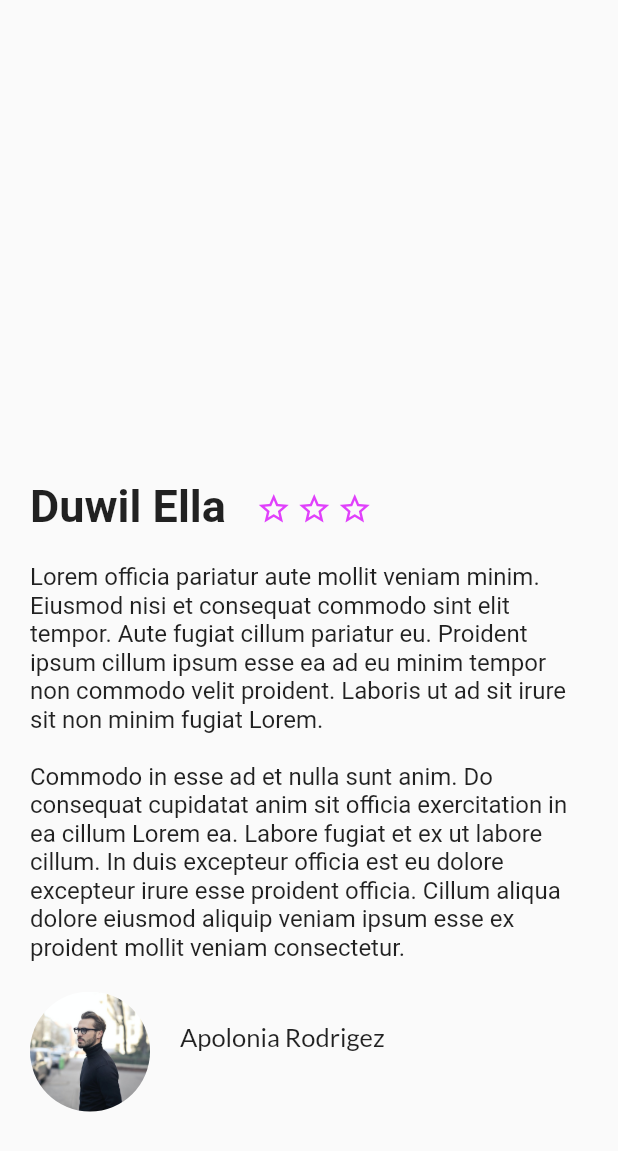
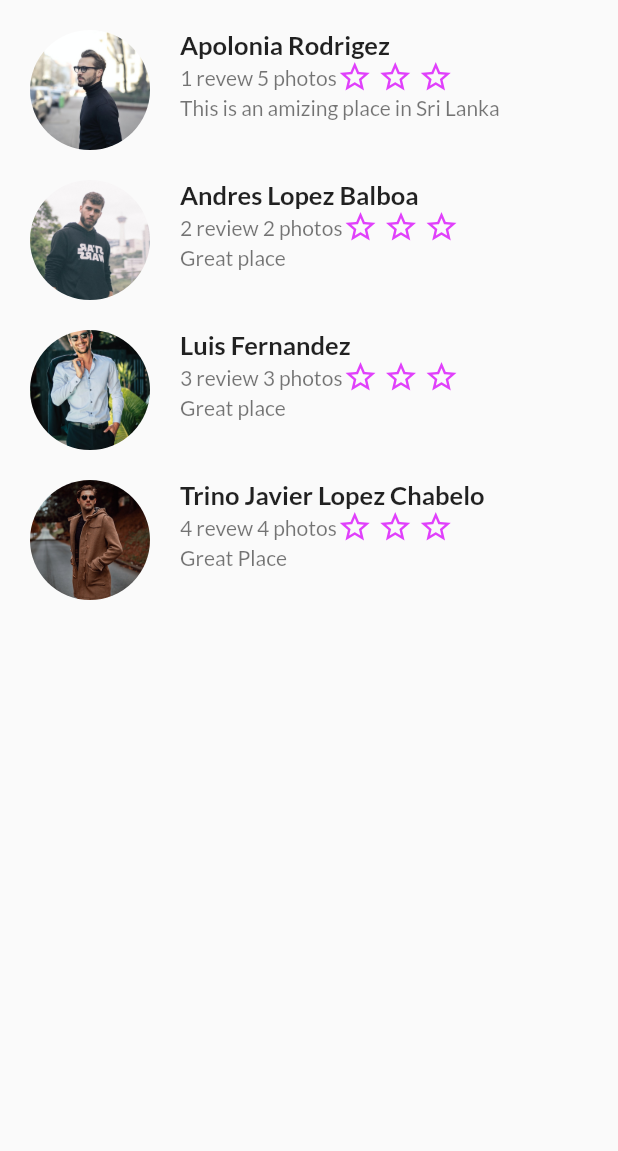
Before and after one commit to HectorAgHe/TravelAplication, a Flutter app: the screen it shows after launch, on a phone screen of 412 x 824 dp. Shown: the top 1151 px of the screen. Run offline on Flutter 3.47's test engine with Material 2 defaults, Android fonts, the phone set to English and light mode, and no system bars; our stand-ins replace google_fonts; Roboto replaces fonts that are missing (Almendra).

Commit message:
Añadiendo infoUsuarios en un ReviewList

```diff
--- a/lib/main.dart
+++ b/lib/main.dart
@@ -1,5 +1,6 @@
 import 'package:flutter/material.dart';
 import 'package:travel_app/screens/description_place_screen.dart';
+import 'package:travel_app/screens/review_list.dart';
 
 void main() {
   runApp(const MainApp());
@@ -17,11 +18,13 @@ class MainApp extends StatelessWidget {
     return MaterialApp(
       debugShowCheckedModeBanner: false,
       home: Scaffold(
-        body: DescriptionPlaceScreen(
-          descriptionPlace: descriptionText,
-          namePlace: namePlace,
-          stars: 5,
-        ),
+        // body: DescriptionPlaceScreen(
+        //   descriptionPlace: descriptionText,
+        //   namePlace: namePlace,
+        //   stars: 5,
+        // ),
+
+        body: const ReviewList(),
       ),
     );
   }
--- a/lib/screens/description_place_screen.dart
+++ b/lib/screens/description_place_screen.dart
@@ -67,7 +67,6 @@ class DescriptionPlaceScreen extends StatelessWidget {
       children: [
         titleAndStars,
         description,
-        const Review(),
       ],
     );
   }
--- a/lib/screens/review.dart
+++ b/lib/screens/review.dart
@@ -2,15 +2,32 @@ import 'package:flutter/material.dart';
 import 'package:google_fonts/google_fonts.dart';
 
 class Review extends StatelessWidget {
-  final String pathImage = 'assets/img/profile1.jpg';
-  final String user = 'Apolonia Rodrigez';
-  final String details = '1 revew 5 photos';
-  final String commet = 'This is an amizing place in Sri Lanka';
+  final String pathImage;
+  final String user;
+  final String details;
+  final String comments;
 
-  const Review({super.key});
+  const Review(
+      {super.key,
+      required this.pathImage,
+      required this.user,
+      required this.details,
+      required this.comments});
 
   @override
   Widget build(BuildContext context) {
+    // Widgetpara dibujar una estrella con relleno
+    final star = Container(
+      margin: const EdgeInsets.only(
+        right: 3.0,
+      ),
+      child: const Icon(
+        Icons.star_border,
+        color: Colors.purpleAccent,
+      ),
+    );
+
+    //widget para la imagen del usuario
     final profilePic = Container(
       margin: const EdgeInsets.only(
         top: 20.0,
@@ -26,6 +43,8 @@ class Review extends StatelessWidget {
         ),
       ),
     );
+
+    // widget para el nombre del usuario
     final userName = Container(
       margin: const EdgeInsets.only(
         left: 20.0,
@@ -33,13 +52,53 @@ class Review extends StatelessWidget {
       child: Text(
         user,
         textAlign: TextAlign.left,
-        style: GoogleFonts.lato(fontSize: 17.0),
+        style: GoogleFonts.lato(
+          fontSize: 17.0,
+          fontWeight: FontWeight.bold,
+        ),
       ),
+    );
+
+    // Widget para la informacion del usuario
+    final userInfo = Container(
+      margin: const EdgeInsets.only(
+        left: 20.0,
+      ),
+      child: Text(
+        details,
+        textAlign: TextAlign.left,
+        style: GoogleFonts.lato(fontSize: 14.0, color: Colors.black54),
+      ),
+    );
+
+    // Widget para los comentarios del usuario
+    final usercomment = Container(
+      margin: const EdgeInsets.only(
+        left: 20.0,
+      ),
+      child: Text(
+        comments,
+        textAlign: TextAlign.left,
+        style: GoogleFonts.lato(fontSize: 14.0, color: Colors.black54),
+      ),
+    );
+
+    // Wiget para mostrar userName, userInfo, userComments
+
+    final userDetails = Column(
+      crossAxisAlignment: CrossAxisAlignment.start,
+      children: [
+        userName,
+        Row(
+          children: [userInfo, star, star, star],
+        ),
+        usercomment,
+      ],
     );
     return Row(
       children: [
         profilePic,
-        userName,
+        userDetails,
       ],
     );
   }
--- /dev/null
+++ b/lib/screens/review_list.dart
@@ -0,0 +1,35 @@
+import 'package:flutter/material.dart';
+import 'package:travel_app/screens/review.dart';
+
+class ReviewList extends StatelessWidget {
+  const ReviewList({super.key});
+
+  @override
+  Widget build(BuildContext context) {
+    return const Column(
+      crossAxisAlignment: CrossAxisAlignment.start,
+      children: [
+        Review(
+            pathImage: 'assets/img/profile1.jpg',
+            user: 'Apolonia Rodrigez',
+            details: '1 revew 5 photos',
+            comments: 'This is an amizing place in Sri Lanka'),
+        Review(
+            pathImage: 'assets/img/profile2.jpg',
+            user: 'Andres Lopez Balboa',
+            details: '2 review 2 photos',
+            comments: 'Great place'),
+        Review(
+            pathImage: 'assets/img/profile3.jpg',
+            user: 'Luis Fernandez',
+            details: '3 review 3 photos',
+            comments: 'Great place'),
+        Review(
+            pathImage: 'assets/img/profile4.jpg',
+            user: 'Trino Javier Lopez Chabelo',
+            details: '4 revew 4 photos',
+            comments: 'Great Place'),
+      ],
+    );
+  }
+}
```
